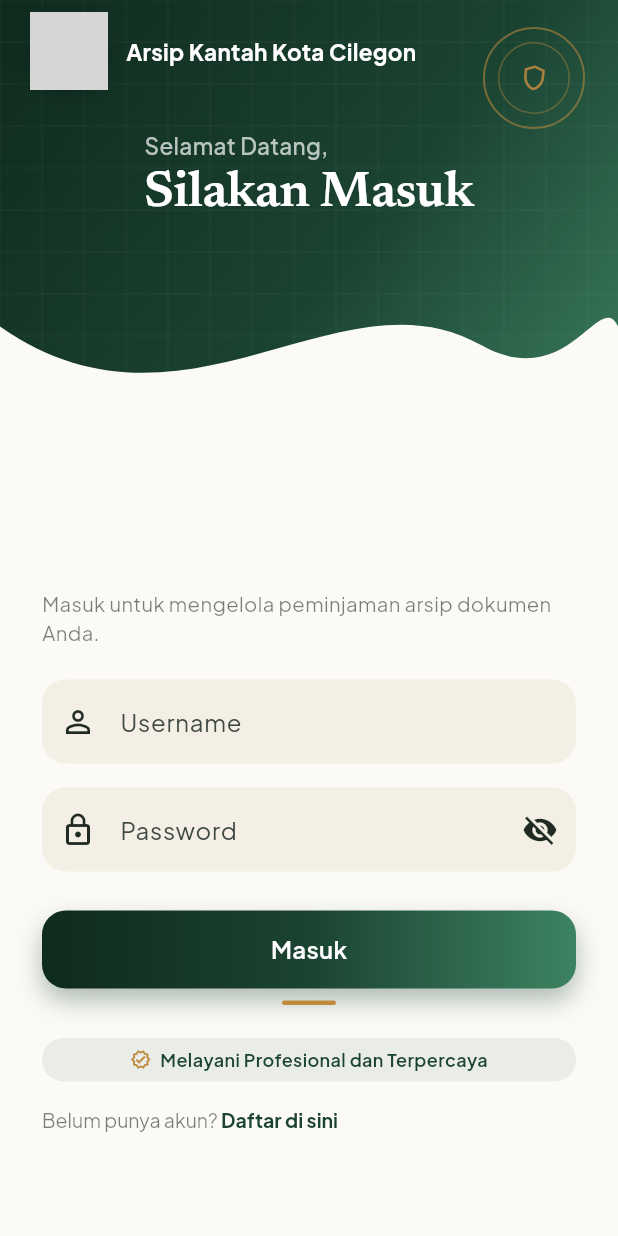
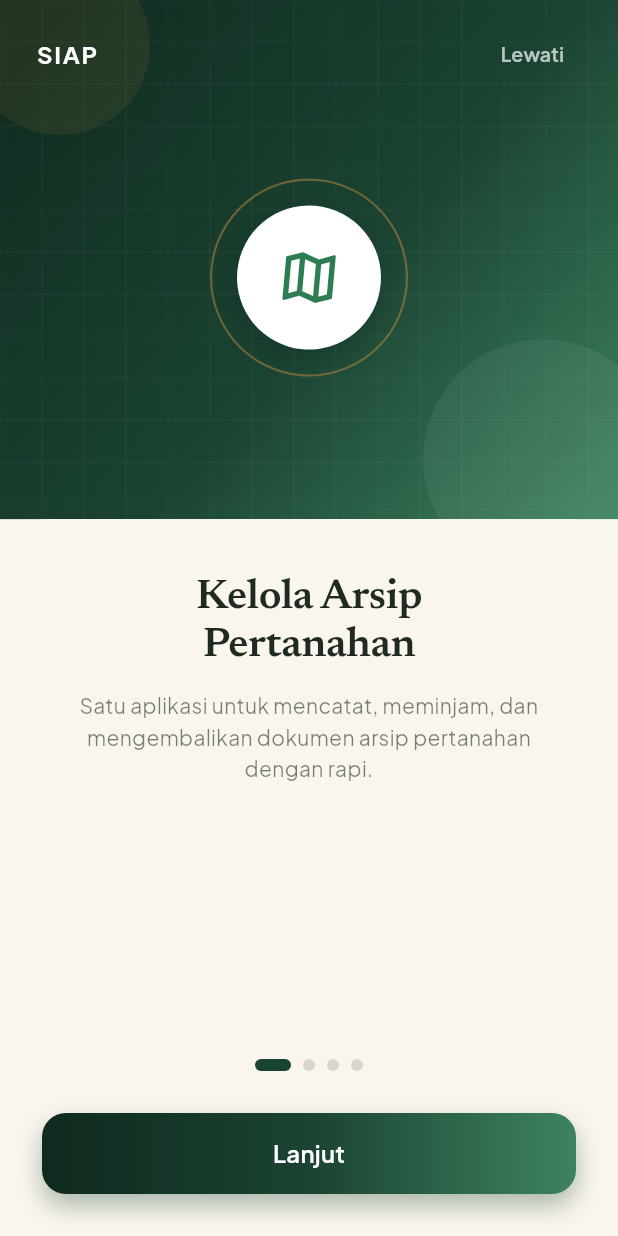
Before and after one commit to rezarizkyarifin-design/UTS_andoriud2_project-skripsi, a Flutter app: the screen it shows after launch, on a phone screen of 412 x 824 dp. Run offline on Flutter 3.47's test engine with Material 3 defaults, Android fonts, the phone set to English and light mode, and no system bars; our stand-ins replace google_fonts, image_picker, pdf, printing, qr_flutter, share_plus and 2 more; missing offline and left inert: barcode, mobile_scanner; accounts and stored records are empty; grey boxes are pictures that could not be loaded.

Commit message:
Feat: Added Onboarding

```diff
--- a/lib/main.dart
+++ b/lib/main.dart
@@ -1,8 +1,9 @@
+import 'package:flutter/foundation.dart';
 import 'package:flutter/material.dart';
+import 'package:shared_preferences/shared_preferences.dart';
 import 'package:supabase_flutter/supabase_flutter.dart';
 import 'core/theme/app_theme.dart';
 import 'routes/app_routes.dart';
-import 'services/auth_service.dart';
 import 'services/peminjaman_service.dart';
 
 Future<void> main() async {
@@ -16,21 +17,43 @@ Future<void> main() async {
         'eyJhbGciOiJIUzI1NiIsInR5cCI6IkpXVCJ9.eyJpc3MiOiJzdXBhYmFzZSIsInJlZiI6ImF4aXVscXB3cnpiemlocGhmd3dtIiwicm9sZSI6ImFub24iLCJpYXQiOjE3ODM2Mzk1NTcsImV4cCI6MjA5OTIxNTU1N30.Ke20mXol554sglYHvwfGfCOjyJcTxsQ3YG6-D3oYMOs',
   );
 
+  // DEV ONLY — forces the onboarding slides to show on every hot restart,
+  // regardless of a restored session or the persisted onboarding_seen
+  // flag. Only active in debug builds (kDebugMode), so it never runs in
+  // a release/profile build. Set this to false to go back to normal
+  // behavior (skip onboarding when a session is restored).
+  const forceOnboardingInDebug = true;
+
   // Silently detect a restored session (if any) so returning users skip
-  // the login screen. If restored, also warm up the peminjaman cache so
-  // HomePage/HistoryPage have data ready immediately instead of showing
-  // an empty state for a frame.
+  // straight to home. If restored, also warm up the peminjaman cache so
+  // HomePage/HistoryPage have data ready immediately.
   final restored = Supabase.instance.client.auth.currentSession != null;
   if (restored) {
     await PeminjamanService.refresh();
   }
 
-  runApp(MyApp(startLoggedIn: restored));
+  // Onboarding only ever shows once, on a fresh install / before first
+  // login — never again after that, even after logout.
+  final prefs = await SharedPreferences.getInstance();
+  final seenOnboarding = prefs.getBool('onboarding_seen') ?? false;
+
+  final String initialRoute;
+  if (kDebugMode && forceOnboardingInDebug) {
+    initialRoute = AppRoutes.onboarding;
+  } else if (restored) {
+    initialRoute = AppRoutes.home;
+  } else if (!seenOnboarding) {
+    initialRoute = AppRoutes.onboarding;
+  } else {
+    initialRoute = AppRoutes.login;
+  }
+
+  runApp(MyApp(initialRoute: initialRoute));
 }
 
 class MyApp extends StatelessWidget {
-  final bool startLoggedIn;
-  const MyApp({super.key, required this.startLoggedIn});
+  final String initialRoute;
+  const MyApp({super.key, required this.initialRoute});
 
   @override
   Widget build(BuildContext context) {
@@ -38,7 +61,7 @@ class MyApp extends StatelessWidget {
       debugShowCheckedModeBanner: false,
       title: 'Aplikasi Arsip',
       theme: AppTheme.lightTheme,
-      initialRoute: startLoggedIn ? AppRoutes.home : AppRoutes.login,
+      initialRoute: initialRoute,
       routes: AppRoutes.routes,
     );
   }
--- /dev/null
+++ b/lib/models/onboarding_slide.dart
@@ -0,0 +1,13 @@
+import 'package:flutter/material.dart';
+
+class OnboardingSlide {
+  final String title;
+  final String description;
+  final IconData icon;
+
+  const OnboardingSlide({
+    required this.title,
+    required this.description,
+    required this.icon,
+  });
+}
--- a/lib/routes/app_routes.dart
+++ b/lib/routes/app_routes.dart
@@ -1,6 +1,7 @@
 import 'package:flutter/material.dart';
 
 // IMPORT SEMUA PAGE
+import '../screens/onboarding/onboarding_page.dart';
 import '../screens/auth/login_page.dart';
 import '../screens/auth/signup_page.dart';
 import '../screens/home/home_page.dart';
@@ -12,6 +13,7 @@ import '../screens/peminjaman/barcode_page.dart';
 import '../screens/peminjaman/profile_page.dart';
 
 class AppRoutes {
+  static const String onboarding = '/onboarding';
   static const String login = '/login';
   static const String signup = '/signup';
   static const String home = '/home';
@@ -23,6 +25,7 @@ class AppRoutes {
   static const String profile = '/profile';
 
   static Map<String, WidgetBuilder> routes = {
+    onboarding: (context) => const OnboardingPage(),
     login: (context) => const LoginPage(),
     signup: (context) => const SignUpPage(),
     home: (context) => const HomePage(),
--- a/lib/screens/home/home_page.dart
+++ b/lib/screens/home/home_page.dart
@@ -244,7 +244,11 @@ class _HomePageState extends State<HomePage> {
     if (selected == 'logout') {
       AuthService.logout();
       if (!mounted) return;
-      Navigator.pushReplacementNamed(context, AppRoutes.login);
+      Navigator.pushNamedAndRemoveUntil(
+        context,
+        AppRoutes.onboarding,
+        (route) => false,
+      );
     } else if (selected == 'profile') {
       final user = AuthService.currentUser;
       ScaffoldMessenger.of(context).showSnackBar(
--- /dev/null
+++ b/lib/screens/onboarding/onboarding_page.dart
@@ -0,0 +1,456 @@
+import 'dart:math' as math;
+
+import 'package:flutter/material.dart';
+import 'package:google_fonts/google_fonts.dart';
+import 'package:shared_preferences/shared_preferences.dart';
+
+import '../../core/theme/app_theme.dart';
+import '../../models/onboarding_slide.dart';
+import '../../routes/app_routes.dart';
+
+class OnboardingPage extends StatefulWidget {
+  const OnboardingPage({super.key});
+
+  @override
+  State<OnboardingPage> createState() => _OnboardingPageState();
+}
+
+class _OnboardingPageState extends State<OnboardingPage> {
+  // Same palette as login_page.dart, on purpose — onboarding should feel
+  // like the first act of the same story, not a separate app.
+  static const _forestDark = Color(0xFF0F2A1E);
+  static const _sage = Color(0xFF3D8361);
+  static const _gold = Color(0xFFC08A3E);
+  static const _parchment = Color(0xFFFAF6EE);
+  static const _ink = Color(0xFF1E2A22);
+
+  late final PageController _pageController;
+  double _page = 0;
+  int _currentIndex = 0;
+
+  final List<OnboardingSlide> _slides = const [
+    OnboardingSlide(
+      title: 'Kelola Arsip\nPertanahan',
+      description:
+          'Satu aplikasi untuk mencatat, meminjam, dan mengembalikan '
+          'dokumen arsip pertanahan dengan rapi.',
+      icon: Icons.map_outlined,
+    ),
+    OnboardingSlide(
+      title: 'Ajukan Peminjaman\ndengan Cepat',
+      description:
+          'Isi data pemohon, jenis hak, dan keperluan peminjaman '
+          'langsung dari genggaman Anda.',
+      icon: Icons.assignment_outlined,
+    ),
+    OnboardingSlide(
+      title: 'Pindai & Lacak\nSetiap Dokumen',
+      description:
+          'Gunakan kode QR untuk memindai dokumen dan memantau '
+          'status peminjaman secara instan.',
+      icon: Icons.qr_code_scanner_outlined,
+    ),
+    OnboardingSlide(
+      title: 'Semua Sudah\nSiap',
+      description:
+          'Masuk sekarang untuk mulai mengelola arsip pertanahan '
+          'Anda dengan SIAP.',
+      icon: Icons.verified_outlined,
+    ),
+  ];
+
+  @override
+  void initState() {
+    super.initState();
+    _pageController = PageController()..addListener(_onScroll);
+  }
+
+  void _onScroll() {
+    setState(() => _page = _pageController.page ?? 0);
+  }
+
+  @override
+  void dispose() {
+    _pageController.removeListener(_onScroll);
+    _pageController.dispose();
+    super.dispose();
+  }
+
+  Future<void> _finishOnboarding() async {
+    final prefs = await SharedPreferences.getInstance();
+    await prefs.setBool('onboarding_seen', true);
+    if (!mounted) return;
+    Navigator.pushReplacementNamed(context, AppRoutes.login);
+  }
+
+  void _next() {
+    if (_currentIndex == _slides.length - 1) {
+      _finishOnboarding();
+    } else {
+      _pageController.nextPage(
+        duration: const Duration(milliseconds: 450),
+        curve: Curves.easeOutCubic,
+      );
+    }
+  }
+
+  @override
+  Widget build(BuildContext context) {
+    final lastIndex = _slides.length - 1;
+    final isLast = _currentIndex == lastIndex;
+
+    return Scaffold(
+      backgroundColor: _parchment,
+      // Flex-based split (Expanded flex: 42 / 58) instead of manual pixel
+      // math off MediaQuery — a fixed-pixel offset could end up leaving
+      // the bottom section only a few px tall on some devices depending
+      // on how their insets report; flex guarantees a real proportional
+      // share of whatever height is actually available.
+      body: Column(
+        children: [
+          // ── Header: same terrain-toned gradient + faint cadastral grid
+          // as the login page, but with a big animated icon badge instead
+          // of the small corner badge — this is the "hero" moment.
+          Expanded(
+            flex: 42,
+            child: Container(
+              width: double.infinity,
+              decoration: const BoxDecoration(
+                gradient: LinearGradient(
+                  colors: [_forestDark, AppTheme.primaryGreen, _sage],
+                  stops: [0.0, 0.55, 1.0],
+                  begin: Alignment.topLeft,
+                  end: Alignment.bottomRight,
+                ),
+              ),
+              child: Stack(
+                clipBehavior: Clip.none,
+                children: [
+                  Positioned.fill(child: CustomPaint(painter: _GridPainter())),
+                  ..._buildBlobs(),
+                  SafeArea(
+                    bottom: false,
+                    child: Padding(
+                      padding: const EdgeInsets.fromLTRB(24, 12, 24, 0),
+                      child: Row(
+                        mainAxisAlignment: MainAxisAlignment.spaceBetween,
+                        children: [
+                          Text(
+                            'SIAP',
+                            style: GoogleFonts.plusJakartaSans(
+                              color: Colors.white,
+                              fontWeight: FontWeight.w700,
+                              fontSize: 16,
+                              letterSpacing: 1.2,
+                            ),
+                          ),
+                          if (!isLast)
+                            TextButton(
+                              onPressed: _finishOnboarding,
+                              child: Text(
+                                'Lewati',
+                                style: GoogleFonts.plusJakartaSans(
+                                  color: Colors.white70,
+                                  fontWeight: FontWeight.w600,
+                                  fontSize: 13,
+                                ),
+                              ),
+                            )
+                          else
+                            const SizedBox(width: 48),
+                        ],
+                      ),
+                    ),
+                  ),
+                  Center(
+                    child: Padding(
+                      padding: const EdgeInsets.only(top: 24),
+                      child: _AnimatedBadge(page: _page, slides: _slides),
+                    ),
+                  ),
+                ],
+              ),
+            ),
+          ),
+
+          // ── Content sheet: rounded top so it still reads as one
+          // continuous surface sliding up over the header gradient.
+          // Uses Expanded (flex) instead of a fixed pixel offset so it
+          // always gets a real share of the available height, whatever
+          // a given device reports for insets/status/nav bars.
+          Expanded(
+            flex: 58,
+            child: Container(
+              decoration: const BoxDecoration(
+                color: _parchment,
+                borderRadius: BorderRadius.vertical(top: Radius.circular(32)),
+              ),
+              child: SafeArea(
+                top: false,
+                child: Column(
+                  children: [
+                    const SizedBox(height: 28),
+                    Expanded(
+                      child: PageView.builder(
+                        controller: _pageController,
+                        itemCount: _slides.length,
+                        onPageChanged: (index) =>
+                            setState(() => _currentIndex = index),
+                        itemBuilder: (context, index) =>
+                            _SlideText(slide: _slides[index]),
+                      ),
+                    ),
+                    _DotIndicator(
+                      count: _slides.length,
+                      page: _page,
+                      activeColor: AppTheme.primaryGreen,
+                      inactiveColor: _ink.withOpacity(0.15),
+                    ),
+                    const SizedBox(height: 28),
+                    Padding(
+                      padding: const EdgeInsets.fromLTRB(28, 0, 28, 28),
+                      child: SizedBox(
+                        width: double.infinity,
+                        height: 54,
+                        child: DecoratedBox(
+                          decoration: BoxDecoration(
+                            borderRadius: BorderRadius.circular(16),
+                            gradient: const LinearGradient(
+                              colors: [
+                                _forestDark,
+                                AppTheme.primaryGreen,
+                                _sage,
+                              ],
+                              stops: [0.0, 0.5, 1.0],
+                            ),
+                            boxShadow: [
+                              BoxShadow(
+                                color: AppTheme.primaryGreen.withOpacity(0.35),
+                                blurRadius: 14,
+                                offset: const Offset(0, 8),
+                              ),
+                            ],
+                          ),
+                          child: Material(
+                            color: Colors.transparent,
+                            child: InkWell(
+                              borderRadius: BorderRadius.circular(16),
+                              onTap: _next,
+                              child: Center(
+                                child: AnimatedSwitcher(
+                                  duration: const Duration(milliseconds: 200),
+                                  child: Text(
+                                    isLast ? 'Mulai Sekarang' : 'Lanjut',
+                                    key: ValueKey(isLast),
+                                    style: GoogleFonts.plusJakartaSans(
+                                      fontSize: 16,
+                                      fontWeight: FontWeight.w600,
+                                      color: Colors.white,
+                                      letterSpacing: 0.2,
+                                    ),
+                                  ),
+                                ),
+                              ),
+                            ),
+                          ),
+                        ),
+                      ),
+                    ),
+                  ],
+                ),
+              ),
+            ),
+          ),
+        ],
+      ),
+    );
+  }
+
+  List<Widget> _buildBlobs() {
+    // Abstract, minimal blobs that drift slightly as you swipe — the
+    // "soft shapes" half of the mix, kept subtle so they don't compete
+    // with the badge icon, which carries the literal land/document theme.
+    return [
+      Positioned(
+        top: -30 - (_page * 6),
+        left: -20 + (_page * 10),
+        child: _blob(120, _gold.withOpacity(0.10)),
+      ),
+      Positioned(
+        bottom: -40 + (_page * 8),
+        right: -30 - (_page * 6),
+        child: _blob(160, Colors.white.withOpacity(0.06)),
+      ),
+    ];
+  }
+
+  Widget _blob(double size, Color color) {
+    return Container(
+      width: size,
+      height: size,
+      decoration: BoxDecoration(color: color, shape: BoxShape.circle),
+    );
+  }
+}
+
+class _AnimatedBadge extends StatelessWidget {
+  final double page;
+  final List<OnboardingSlide> slides;
+
+  const _AnimatedBadge({required this.page, required this.slides});
+
+  static const _gold = Color(0xFFC08A3E);
+
+  @override
+  Widget build(BuildContext context) {
+    final lastIndex = slides.length - 1;
+    final t = page.clamp(0, lastIndex.toDouble());
+    final loIndex = t.floor();
+    final hiIndex = math.min(loIndex + 1, lastIndex);
+    final localT = t - loIndex;
+
+    final icon = localT < 0.5 ? slides[loIndex].icon : slides[hiIndex].icon;
+
+    return Transform.rotate(
+      angle: 0.09 - (localT * 0.18),
+      child: Container(
+        width: 132,
+        height: 132,
+        decoration: BoxDecoration(
+          shape: BoxShape.circle,
+          border: Border.all(color: _gold.withOpacity(0.5), width: 1.4),
+        ),
+        child: Center(
+          child: Container(
+            width: 96,
+            height: 96,
+            decoration: BoxDecoration(
+              color: Colors.white,
+              shape: BoxShape.circle,
+              boxShadow: [
+                BoxShadow(
+                  color: Colors.black.withOpacity(0.15),
+                  blurRadius: 16,
+                  offset: const Offset(0, 8),
+                ),
+              ],
+            ),
+            child: Center(
+              child: AnimatedSwitcher(
+                duration: const Duration(milliseconds: 250),
+                transitionBuilder: (child, anim) => ScaleTransition(
+                  scale: anim,
+                  child: FadeTransition(opacity: anim, child: child),
+                ),
+                child: Icon(
+                  icon,
+                  key: ValueKey(icon),
+                  size: 44,
+                  color: const Color(0xFF2E7D52),
+                ),
+              ),
+            ),
+          ),
+        ),
+      ),
+    );
+  }
+}
+
+class _SlideText extends StatelessWidget {
+  final OnboardingSlide slide;
+  const _SlideText({required this.slide});
+
+  static const _ink = Color(0xFF1E2A22);
+
+  @override
+  Widget build(BuildContext context) {
+    // Wrapped in a scroll view so this can never hard-overflow again —
+    // on shorter screens or longer copy it now scrolls instead of
+    // throwing the yellow/black "BOTTOM OVERFLOWED" band.
+    return SingleChildScrollView(
+      padding: const EdgeInsets.symmetric(horizontal: 32, vertical: 8),
+      child: Column(
+        mainAxisSize: MainAxisSize.min,
+        children: [
+          Text(
+            slide.title,
+            textAlign: TextAlign.center,
+            style: GoogleFonts.newsreader(
+              fontSize: 28,
+              fontWeight: FontWeight.w600,
+              height: 1.15,
+              color: _ink,
+              letterSpacing: -0.3,
+            ),
+          ),
+          const SizedBox(height: 14),
+          Text(
+            slide.description,
+            textAlign: TextAlign.center,
+            style: GoogleFonts.plusJakartaSans(
+              fontSize: 14,
+              color: _ink.withOpacity(0.6),
+              height: 1.5,
+            ),
+          ),
+        ],
+      ),
+    );
+  }
+}
+
+class _DotIndicator extends StatelessWidget {
+  final int count;
+  final double page;
+  final Color activeColor;
+  final Color inactiveColor;
+
+  const _DotIndicator({
+    required this.count,
+    required this.page,
+    required this.activeColor,
+    required this.inactiveColor,
+  });
+
+  @override
+  Widget build(BuildContext context) {
+    return Row(
+      mainAxisAlignment: MainAxisAlignment.center,
+      children: List.generate(count, (index) {
+        final distance = (page - index).abs().clamp(0.0, 1.0);
+        final width = 8.0 + (1 - distance) * 16.0;
+        final color = Color.lerp(inactiveColor, activeColor, 1 - distance)!;
+        return AnimatedContainer(
+          duration: const Duration(milliseconds: 150),
+          margin: const EdgeInsets.symmetric(horizontal: 4),
+          width: width,
+          height: 8,
+          decoration: BoxDecoration(
+            color: color,
+            borderRadius: BorderRadius.circular(4),
+          ),
+        );
+      }),
+    );
+  }
+}
+
+class _GridPainter extends CustomPainter {
+  @override
+  void paint(Canvas canvas, Size size) {
+    final paint = Paint()
+      ..color = Colors.white.withOpacity(0.05)
+      ..strokeWidth = 0.6;
+    const spacing = 28.0;
+    for (double x = 0; x < size.width; x += spacing) {
+      canvas.drawLine(Offset(x, 0), Offset(x, size.height), paint);
+    }
+    for (double y = 0; y < size.height; y += spacing) {
+      canvas.drawLine(Offset(0, y), Offset(size.width, y), paint);
+    }
+  }
+
+  @override
+  bool shouldRepaint(covariant CustomPainter oldDelegate) => false;
+}
--- a/lib/screens/peminjaman/profile_page.dart
+++ b/lib/screens/peminjaman/profile_page.dart
@@ -256,12 +256,13 @@ class _ProfilPageState extends State<ProfilPage> {
         ),
       );
       // Session was likely cleared locally by AuthService.logout() even if
-      // the network call failed — send them to Login regardless so they're
-      // not stuck on a page for a user that's no longer considered logged in.
+      // the network call failed — send them to onboarding regardless so
+      // they're not stuck on a page for a user that's no longer considered
+      // logged in.
       if (!mounted) return;
       Navigator.pushNamedAndRemoveUntil(
         context,
-        AppRoutes.login,
+        AppRoutes.onboarding,
         (route) => false,
       );
       return;
@@ -270,7 +271,7 @@ class _ProfilPageState extends State<ProfilPage> {
     if (!mounted) return;
     Navigator.pushNamedAndRemoveUntil(
       context,
-      AppRoutes.login,
+      AppRoutes.onboarding,
       (route) => false,
     );
   }
--- a/lib/services/auth_service.dart
+++ b/lib/services/auth_service.dart
@@ -1,3 +1,4 @@
+import 'package:shared_preferences/shared_preferences.dart';
 import 'package:supabase_flutter/supabase_flutter.dart';
 import '../models/app_user.dart';
 
@@ -53,6 +54,11 @@ class AuthService {
   static Future<void> logout() async {
     await _client.auth.signOut();
     _currentUser = null;
+
+    // Reset onboarding flag so the onboarding slides show again on the
+    // next app open, instead of only ever showing once per install.
+    final prefs = await SharedPreferences.getInstance();
+    await prefs.setBool('onboarding_seen', false);
   }
 
   static Future<bool> tryRestoreSession() async {
--- a/pubspec.yaml
+++ b/pubspec.yaml
@@ -41,6 +41,7 @@ dependencies:
   path_provider: ^2.1.0
   share_plus: ^10.0.0
   google_fonts: ^8.1.0
+  shared_preferences: ^2.3.2
 
   supabase_flutter: ^2.8.0
 
```
Also changed, not shown: pubspec.lock.
